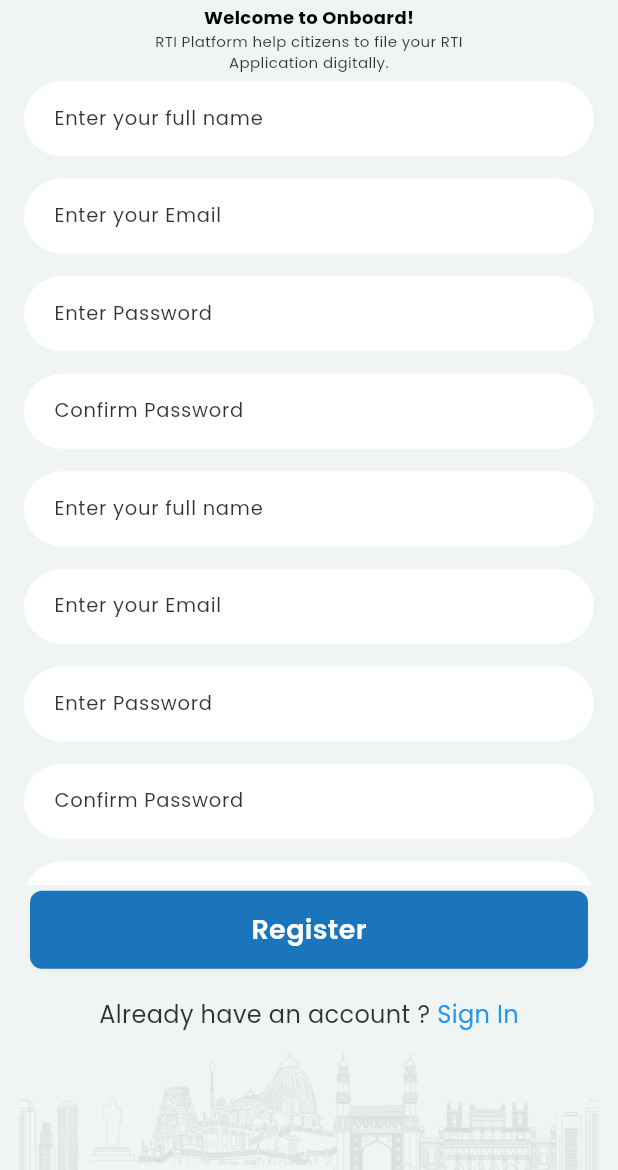
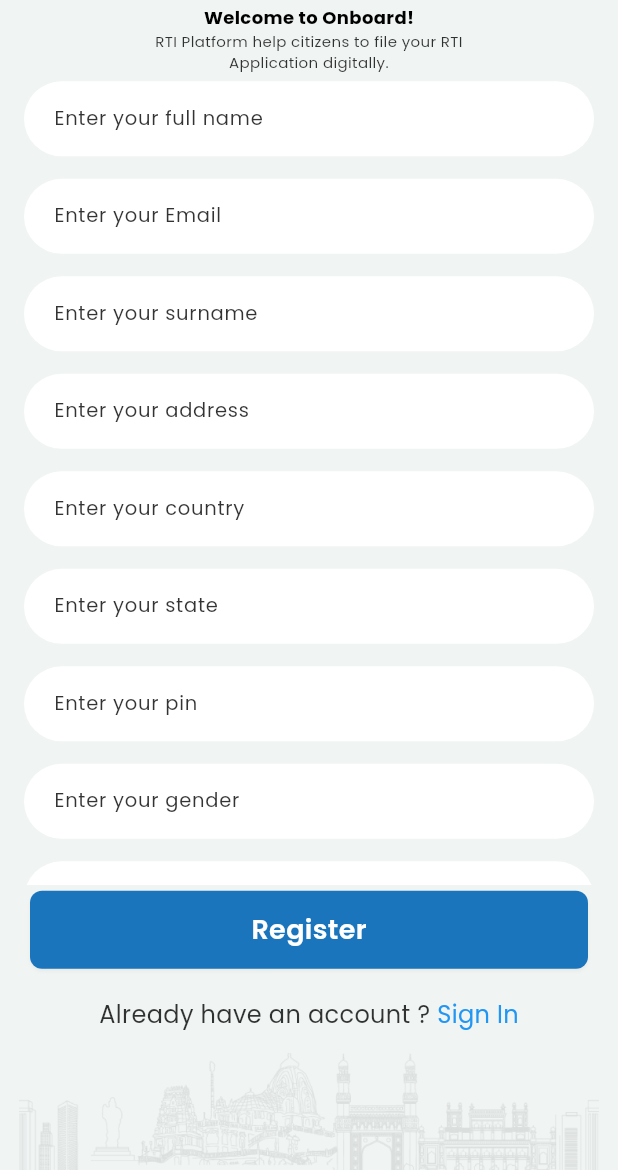
Before and after one commit to jatinkumarsahoo99/rti_app, a Flutter app: the screen it shows after launch, after a tap on "Get Started", on a phone screen of 412 x 824 dp, the part 66-1236 px from its top. Run offline on Flutter 3.47's test engine with Material 3 defaults, Android fonts, the phone set to English and light mode, and no system bars; our stand-ins replace dio, fl_chart, flutter_easyloading, google_fonts, permission_handler, shared_preferences; missing offline and left inert: flutter_logs.

```diff
--- a/lib/app/api_service/api_factory.dart
+++ b/lib/app/api_service/api_factory.dart
@@ -2,6 +2,7 @@ class ApiFactory{
 
   static String baseUrl = "https://rti.telangana.gov.in/api/api/";
   static String logInUrl = "${baseUrl}Account/GetToken";
+  static String registerUrl = "${baseUrl}Account/Register";
 
 
 
--- /dev/null
+++ b/lib/app/module/register_screen/provider/register_provider.dart
@@ -0,0 +1,87 @@
+import 'package:flutter/cupertino.dart';
+import 'package:rti_telangana/app/utils/core_utility.dart';
+
+import '../../../api_service/api_factory.dart';
+import '../../../api_service/http_methods.dart';
+import '../../../common_widget/show_snack_bar.dart';
+
+class RegisterProvider extends ChangeNotifier {
+  TextEditingController fullNameTextEditingController = TextEditingController();
+  TextEditingController surNameTextEditingController = TextEditingController();
+  TextEditingController emailTextEditingController = TextEditingController();
+  TextEditingController passwordTextEditingController = TextEditingController();
+  TextEditingController confirmPasswordTextEditingController = TextEditingController();
+  TextEditingController addressTextEditingController = TextEditingController();
+  TextEditingController countryTextEditingController = TextEditingController();
+  TextEditingController stateTextEditingController = TextEditingController();
+  TextEditingController pinTextEditingController = TextEditingController();
+  TextEditingController genderTextEditingController = TextEditingController();
+  TextEditingController mobileNumberTextEditingController = TextEditingController();
+
+  callRegisterFun(BuildContext context) {
+    if (fullNameTextEditingController.text.trim() == "") {
+      ShowSnackBar.showErrorWithAnimation(context, "Please enter your full name");
+    } else if (emailTextEditingController.text.trim() == "") {
+      ShowSnackBar.showErrorWithAnimation(context, "Please enter your email");
+    } else if (!emailTextEditingController.text.isValidEmail()) {
+      ShowSnackBar.showErrorWithAnimation(context, "Please enter valid email");
+    } else if (surNameTextEditingController.text.trim() == "") {
+      ShowSnackBar.showErrorWithAnimation(context, "Please enter your surName");
+    } else if (addressTextEditingController.text.trim() == "") {
+      ShowSnackBar.showErrorWithAnimation(context, "Please enter your address");
+    } else if (countryTextEditingController.text.trim() == "") {
+      ShowSnackBar.showErrorWithAnimation(context, "Please enter your country");
+    } else if (stateTextEditingController.text.trim() == "") {
+      ShowSnackBar.showErrorWithAnimation(context, "Please enter your state");
+    } else if (pinTextEditingController.text.trim() == "") {
+      ShowSnackBar.showErrorWithAnimation(context, "Please enter your pin");
+    } else if (genderTextEditingController.text.trim() == "") {
+      ShowSnackBar.showErrorWithAnimation(context, "Please enter your gender");
+    } else if (mobileNumberTextEditingController.text.trim() == "") {
+      ShowSnackBar.showErrorWithAnimation(context, "Please enter your mobile number");
+    } else if (passwordTextEditingController.text.trim() == "") {
+      ShowSnackBar.showErrorWithAnimation(context, "Please enter your password");
+    } else if (confirmPasswordTextEditingController.text.trim() == "") {
+      ShowSnackBar.showErrorWithAnimation(context, "Please confirm password");
+    } else if (passwordTextEditingController.text.trim() != confirmPasswordTextEditingController.text.trim()) {
+      ShowSnackBar.showErrorWithAnimation(context, "Password and confirm password should be match");
+    } else {
+      callRegisterApi(context);
+    }
+  }
+
+  callRegisterApi(BuildContext context){
+    try {
+      CoreUtility.showProgressIndicator();
+      HttpMethodsDio().postMethod(
+          api: ApiFactory.registerUrl,
+          json: {
+            "email": emailTextEditingController.text,
+            "password": passwordTextEditingController.text,
+            "name": fullNameTextEditingController.text,
+            "surname": surNameTextEditingController.text,
+            "address": addressTextEditingController.text,
+            "country":countryTextEditingController.text,
+            "state": stateTextEditingController.text,
+            "pin": pinTextEditingController.text,
+            "gender": genderTextEditingController.text,
+            "mobileNumber": mobileNumberTextEditingController.text,
+            "role": "string",
+            "createdBy": "string"
+          },
+          fun: (map, code) {
+            CoreUtility.disMissProgressIndicator();
+            if (code == 200 || code == 201) {
+              Navigator.pushNamed(context, "/logInScreen");
+            }else{
+              ShowSnackBar.showErrorWithAnimation(context, "$map");
+            }
+            debugPrint(">>>>>>>>>map$map");
+          });
+    } catch (e) {
+      CoreUtility.disMissProgressIndicator();
+    }
+  }
+
+
+}
--- a/lib/app/module/register_screen/register_screen.dart
+++ b/lib/app/module/register_screen/register_screen.dart
@@ -1,5 +1,7 @@
 import 'package:flutter/material.dart';
+import 'package:provider/provider.dart';
 import 'package:rti_telangana/app/common_widget/app_background_screen.dart';
+import 'package:rti_telangana/app/module/register_screen/provider/register_provider.dart';
 
 import '../../app_theme/text_styles.dart';
 import '../../common_widget/common_button.dart';
@@ -11,12 +13,19 @@ import '../../data/app_constant.dart';
 class RegisterScreen extends StatefulWidget {
   const RegisterScreen({super.key});
 
+  static Widget builder(BuildContext context) {
+    return ChangeNotifierProvider(
+      create: (context) => RegisterProvider(),
+      child: const RegisterScreen(),
+    );
+  }
+
   @override
   State<RegisterScreen> createState() => _RegisterScreenState();
 }
 
 class _RegisterScreenState extends State<RegisterScreen> {
-  TextEditingController fullNameTextEditingController = TextEditingController();
+
 
   @override
   Widget build(BuildContext context) {
@@ -30,7 +39,11 @@ class _RegisterScreenState extends State<RegisterScreen> {
             child: Column(
               mainAxisAlignment: MainAxisAlignment.spaceBetween,
               children: [
-                 AppHeaderWidget(height: size.height*0.05,imageOneWidth: size.width*0.2,imageTwoWidth: size.width*0.1,),
+                AppHeaderWidget(
+                  height: size.height * 0.05,
+                  imageOneWidth: size.width * 0.2,
+                  imageTwoWidth: size.width * 0.1,
+                ),
                 Text(
                   "Welcome to Onboard!",
                   style: TextStyles(context)
@@ -47,15 +60,15 @@ class _RegisterScreenState extends State<RegisterScreen> {
                   )),
                 ),
                 SizedBox(
-                  height: AppConstant.heightBetweenWidget -9,
+                  height: AppConstant.heightBetweenWidget - 9,
                 ),
                 SizedBox(
-                  height: size.height*0.65,
+                  height: size.height * 0.65,
                   child: SingleChildScrollView(
                     child: Column(
                       children: [
                         AppTextField(
-                          controller: fullNameTextEditingController,
+                          controller: context.read<RegisterProvider>().fullNameTextEditingController,
                           // errorText: _errorFName,
                           padding: const EdgeInsets.only(left: 16, right: 16),
                           titleText: "Enter your full name",
@@ -68,11 +81,24 @@ class _RegisterScreenState extends State<RegisterScreen> {
                           height: AppConstant.heightBetweenWidget,
                         ),
                         AppTextField(
-                          controller: TextEditingController(),
+                          controller: context.read<RegisterProvider>().emailTextEditingController,
                           // errorText: _errorFName,
                           padding: const EdgeInsets.only(left: 16, right: 16),
                           titleText: "Enter your Email",
                           hintText: "Enter your Email",
+                          keyboardType: TextInputType.emailAddress,
+                          radius: 100,
+                          onChanged: (String txt) {},
+                        ),
+                        SizedBox(
+                          height: AppConstant.heightBetweenWidget,
+                        ),
+                        AppTextField(
+                          controller: context.read<RegisterProvider>().surNameTextEditingController,
+                          // errorText: _errorFName,
+                          padding: const EdgeInsets.only(left: 16, right: 16),
+                          titleText: "Enter your surname",
+                          hintText: "Enter your surname",
                           keyboardType: TextInputType.name,
                           radius: 100,
                           onChanged: (String txt) {},
@@ -81,11 +107,24 @@ class _RegisterScreenState extends State<RegisterScreen> {
                           height: AppConstant.heightBetweenWidget,
                         ),
                         AppTextField(
-                          controller: TextEditingController(),
+                          controller: context.read<RegisterProvider>().addressTextEditingController,
                           // errorText: _errorFName,
                           padding: const EdgeInsets.only(left: 16, right: 16),
-                          titleText: "Enter Password",
-                          hintText: "Enter Password",
+                          titleText: "Enter your address",
+                          hintText: "Enter your address",
+                          keyboardType: TextInputType.text,
+                          radius: 100,
+                          onChanged: (String txt) {},
+                        ),
+                        SizedBox(
+                          height: AppConstant.heightBetweenWidget,
+                        ),
+                        AppTextField(
+                          controller:context.read<RegisterProvider>().countryTextEditingController,
+                          // errorText: _errorFName,
+                          padding: const EdgeInsets.only(left: 16, right: 16),
+                          titleText: "Enter your country",
+                          hintText: "Enter your country",
                           keyboardType: TextInputType.name,
                           radius: 100,
                           onChanged: (String txt) {},
@@ -94,24 +133,11 @@ class _RegisterScreenState extends State<RegisterScreen> {
                           height: AppConstant.heightBetweenWidget,
                         ),
                         AppTextField(
-                          controller: TextEditingController(),
+                          controller: context.read<RegisterProvider>().stateTextEditingController,
                           // errorText: _errorFName,
                           padding: const EdgeInsets.only(left: 16, right: 16),
-                          titleText: "Confirm Password",
-                          hintText: "Confirm Password",
-                          keyboardType: TextInputType.name,
-                          radius: 100,
-                          onChanged: (String txt) {},
-                        ),
-                        SizedBox(
-                          height: AppConstant.heightBetweenWidget ,
-                        ),
-                        AppTextField(
-                          controller: TextEditingController(),
-                          // errorText: _errorFName,
-                          padding: const EdgeInsets.only(left: 16, right: 16),
-                          titleText: "Enter your full name",
-                          hintText: "Enter your full name",
+                          titleText: "Enter your state",
+                          hintText: "Enter your state",
                           keyboardType: TextInputType.name,
                           radius: 100,
                           onChanged: (String txt) {},
@@ -120,11 +146,24 @@ class _RegisterScreenState extends State<RegisterScreen> {
                           height: AppConstant.heightBetweenWidget,
                         ),
                         AppTextField(
-                          controller: TextEditingController(),
+                          controller: context.read<RegisterProvider>().pinTextEditingController,
                           // errorText: _errorFName,
                           padding: const EdgeInsets.only(left: 16, right: 16),
-                          titleText: "Enter your Email",
-                          hintText: "Enter your Email",
+                          titleText: "Enter your pin",
+                          hintText: "Enter your pin",
+                          keyboardType: TextInputType.number,
+                          radius: 100,
+                          onChanged: (String txt) {},
+                        ),
+                        SizedBox(
+                          height: AppConstant.heightBetweenWidget,
+                        ),
+                        AppTextField(
+                          controller:context.read<RegisterProvider>().genderTextEditingController,
+                          // errorText: _errorFName,
+                          padding: const EdgeInsets.only(left: 16, right: 16),
+                          titleText: "Enter your gender",
+                          hintText: "Enter your gender",
                           keyboardType: TextInputType.name,
                           radius: 100,
                           onChanged: (String txt) {},
@@ -133,12 +172,12 @@ class _RegisterScreenState extends State<RegisterScreen> {
                           height: AppConstant.heightBetweenWidget,
                         ),
                         AppTextField(
-                          controller: TextEditingController(),
+                          controller: context.read<RegisterProvider>().mobileNumberTextEditingController,
                           // errorText: _errorFName,
                           padding: const EdgeInsets.only(left: 16, right: 16),
-                          titleText: "Enter Password",
-                          hintText: "Enter Password",
-                          keyboardType: TextInputType.name,
+                          titleText: "Enter your mobileNumber",
+                          hintText: "Enter your mobileNumber",
+                          keyboardType: TextInputType.number,
                           radius: 100,
                           onChanged: (String txt) {},
                         ),
@@ -146,25 +185,12 @@ class _RegisterScreenState extends State<RegisterScreen> {
                           height: AppConstant.heightBetweenWidget,
                         ),
                         AppTextField(
-                          controller: TextEditingController(),
+                          controller: context.read<RegisterProvider>().passwordTextEditingController,
                           // errorText: _errorFName,
                           padding: const EdgeInsets.only(left: 16, right: 16),
-                          titleText: "Confirm Password",
-                          hintText: "Confirm Password",
-                          keyboardType: TextInputType.name,
-                          radius: 100,
-                          onChanged: (String txt) {},
-                        ),
-                        SizedBox(
-                          height: AppConstant.heightBetweenWidget ,
-                        ),
-                        AppTextField(
-                          controller: TextEditingController(),
-                          // errorText: _errorFName,
-                          padding: const EdgeInsets.only(left: 16, right: 16),
-                          titleText: "Enter Password",
-                          hintText: "Enter Password",
-                          keyboardType: TextInputType.name,
+                          titleText: "Enter your Password",
+                          hintText: "Enter your Password",
+                          keyboardType: TextInputType.text,
                           radius: 100,
                           onChanged: (String txt) {},
                         ),
@@ -172,17 +198,17 @@ class _RegisterScreenState extends State<RegisterScreen> {
                           height: AppConstant.heightBetweenWidget,
                         ),
                         AppTextField(
-                          controller: TextEditingController(),
+                          controller: context.read<RegisterProvider>().confirmPasswordTextEditingController,
                           // errorText: _errorFName,
                           padding: const EdgeInsets.only(left: 16, right: 16),
-                          titleText: "Confirm Password",
-                          hintText: "Confirm Password",
-                          keyboardType: TextInputType.name,
+                          titleText: "Confirm your Password",
+                          hintText: "Confirm your Password",
+                          keyboardType: TextInputType.text,
                           radius: 100,
                           onChanged: (String txt) {},
                         ),
                         SizedBox(
-                          height: AppConstant.heightBetweenWidget +20 ,
+                          height: AppConstant.heightBetweenWidget + 20,
                         ),
                       ],
                     ),
@@ -192,7 +218,7 @@ class _RegisterScreenState extends State<RegisterScreen> {
                   padding: const EdgeInsets.only(left: 16, right: 16),
                   buttonText: "Register",
                   onTap: () {
-                    Navigator.pushNamed(context, "/logInScreen");
+                   context.read<RegisterProvider>().callRegisterFun(context);
                   },
                 ),
                 SizedBox(
--- a/lib/app/screen_routes/screen_routes.dart
+++ b/lib/app/screen_routes/screen_routes.dart
@@ -28,7 +28,7 @@ class ScreenRoutes {
   static Map<String, WidgetBuilder> appRoutes = {
     "/splashScreen": (context) => const SplashScreen(),
     '/introScreen': (context) => const IntroScreen(),
-    '/registerScreen': (context) => const RegisterScreen(),
+    '/registerScreen':RegisterScreen.builder,
     '/logInScreen': LogInScreen.builder,
     '/forgotPassword': (context) => const ForgotPassword(),
     '/findRtiApplicationStatus': (context) => const FindRtiApplicationStatus(),
--- a/pubspec.yaml
+++ b/pubspec.yaml
@@ -42,7 +42,7 @@ dependencies:
 #  flutter_logs: ^2.1.7
   intl: ^0.19.0
   fl_chart: ^0.69.0
-  firebase_core: ^3.6.0
+#  firebase_core: ^3.6.0
   shared_preferences:
   flutter_easyloading: ^3.0.5
   flutter_logs: ^2.2.1
```
Also changed, not shown: lib/app/common_widget/show_snack_bar.dart (+10 -5 lines), lib/firebase_options.dart, pubspec.lock.
